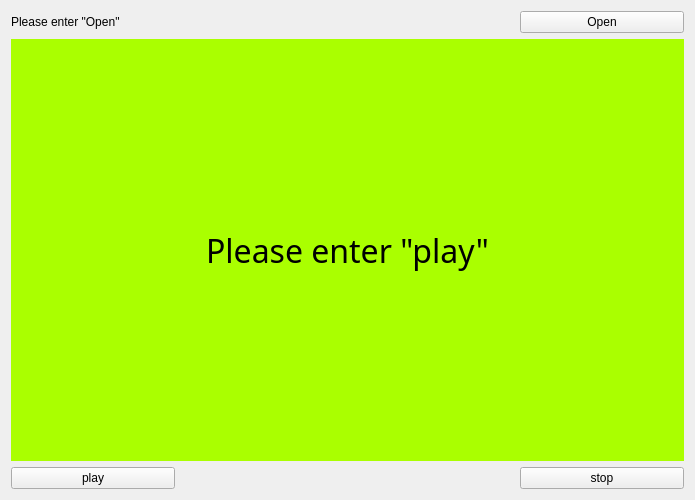
Before: the Qt Designer form mainwindow.ui in ShaShiDiZhuanLan/Demo_VLC_Qt, drawn with Qt 5.
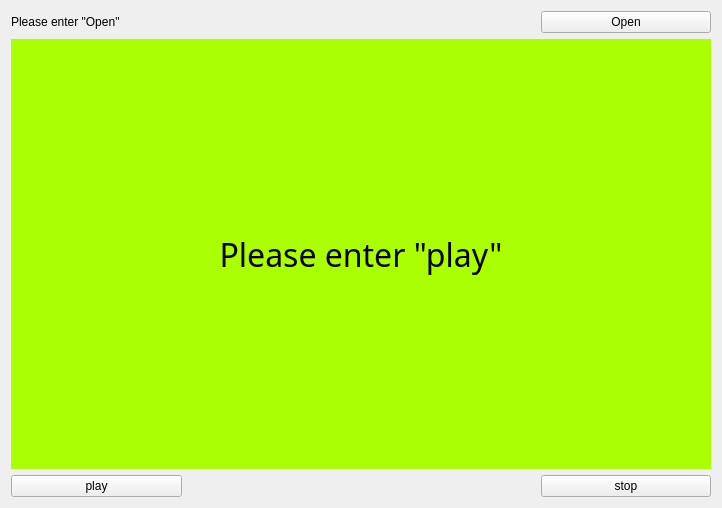
After: the same form once the commit is applied.

```diff
--- a/mainwindow.ui
+++ b/mainwindow.ui
@@ -6,8 +6,8 @@
    <rect>
     <x>0</x>
     <y>0</y>
-    <width>695</width>
-    <height>500</height>
+    <width>722</width>
+    <height>508</height>
    </rect>
   </property>
   <property name="windowTitle">
```
